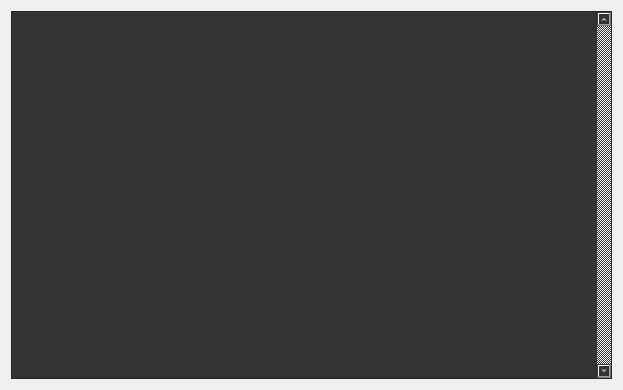
The window that impl/serialmonitor.ui (lucaspcamargo/fakeduino) describes before a commit, drawn with Qt 5.
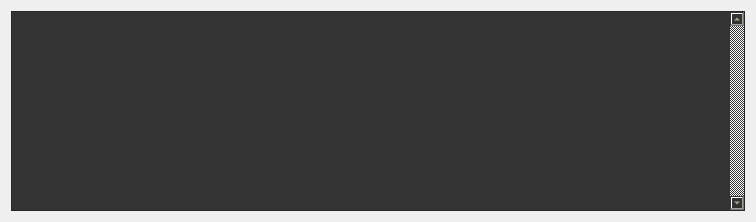
The same window after the commit. Icons and pictures are not drawn.

```diff
--- a/impl/serialmonitor.ui
+++ b/impl/serialmonitor.ui
@@ -6,8 +6,8 @@
    <rect>
     <x>0</x>
     <y>0</y>
-    <width>623</width>
-    <height>390</height>
+    <width>756</width>
+    <height>222</height>
    </rect>
   </property>
   <property name="windowTitle">
@@ -19,6 +19,18 @@
   <layout class="QHBoxLayout" name="horizontalLayout">
    <item>
     <widget class="QPlainTextEdit" name="te">
+     <property name="sizePolicy">
+      <sizepolicy hsizetype="MinimumExpanding" vsizetype="Expanding">
+       <horstretch>0</horstretch>
+       <verstretch>0</verstretch>
+      </sizepolicy>
+     </property>
+     <property name="minimumSize">
+      <size>
+       <width>640</width>
+       <height>0</height>
+      </size>
+     </property>
      <property name="font">
       <font>
        <family>Iosevka Term</family>
```
Left out of the diff: 3 changed lines with no effect on the pictures.
